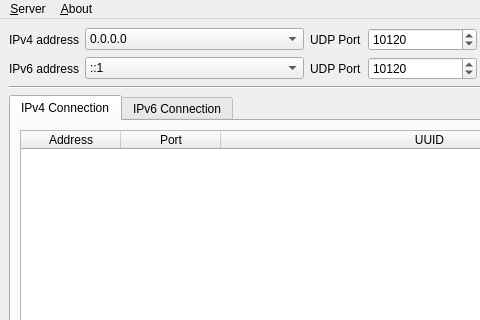
Qt form aqua-qt/qt-server/src/ui/ServerMainWindow.ui (aquawius/aqua) before a commit; both pictures show x 0 to 480 and y 0 to 320 of the 745 by 670 pixel window.
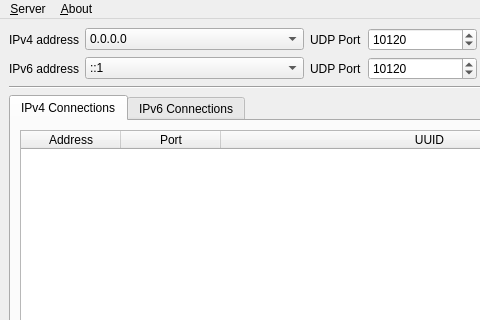
The same form after that commit.

Commit message: aqua_qt_server: feature `change logger level` added.

```diff
--- a/aqua-qt/qt-server/src/ui/ServerMainWindow.ui
+++ b/aqua-qt/qt-server/src/ui/ServerMainWindow.ui
@@ -211,7 +211,7 @@
             <enum>Qt::FocusPolicy::NoFocus</enum>
            </property>
            <attribute name="title">
-            <string>IPv4 Connection</string>
+            <string>IPv4 Connections</string>
            </attribute>
            <layout class="QHBoxLayout" name="horizontalLayout_IPv4Connection">
             <item>
@@ -270,7 +270,7 @@
           </widget>
           <widget class="QWidget" name="tabIPv6Connection">
            <attribute name="title">
-            <string>IPv6 Connection</string>
+            <string>IPv6 Connections</string>
            </attribute>
            <layout class="QHBoxLayout" name="horizontalLayout_IPv6Connection">
             <item>
```
Left out of the diff: 6 changed lines with no effect on the pictures. The commit also changes 2 other files.
